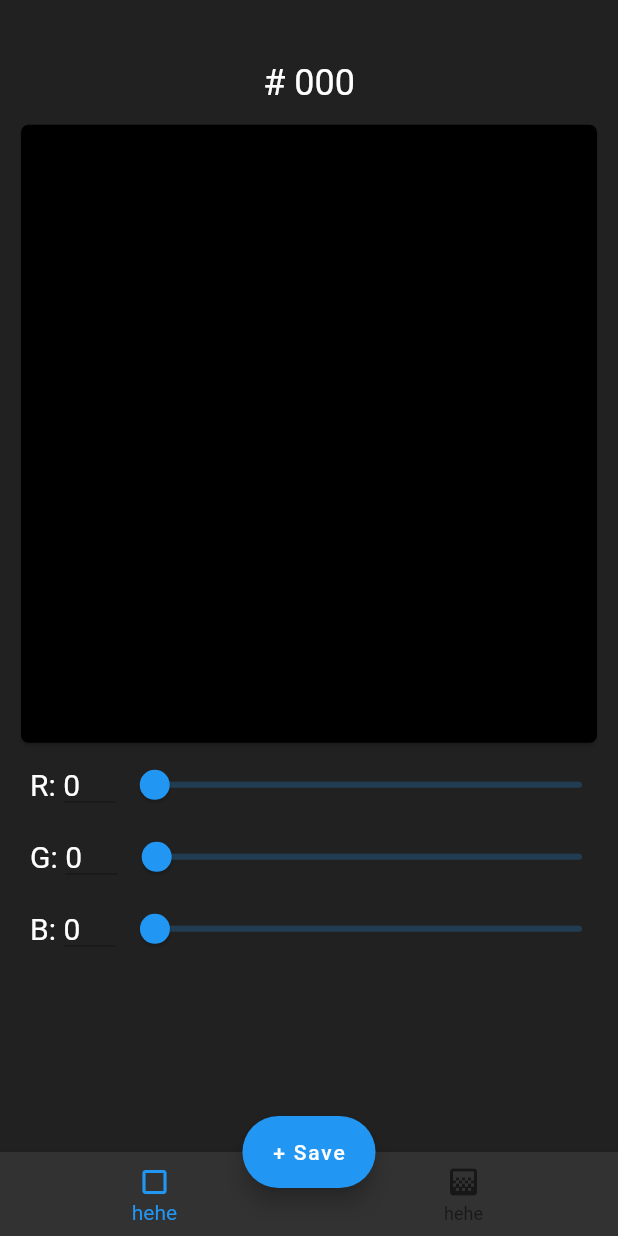
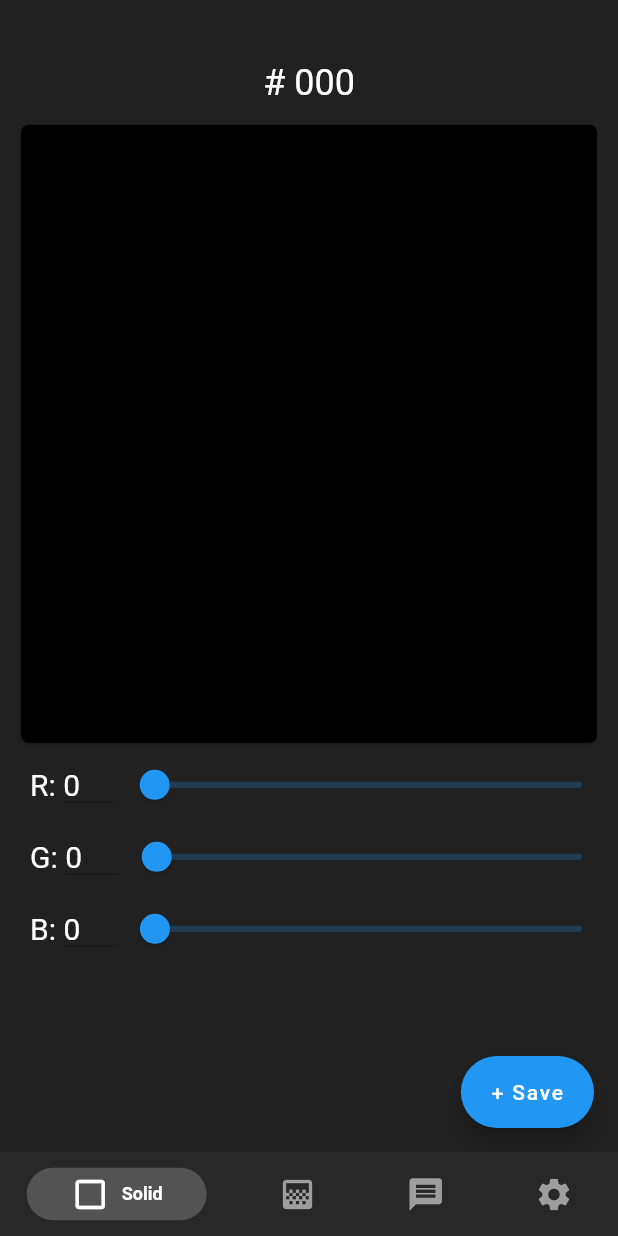
Before and after one commit to aryang117/colorApp, a Flutter app: the screen it shows after launch, on a phone screen of 412 x 824 dp. Run offline on Flutter 3.47's test engine with Material 2 defaults, Android fonts, the phone set to English and light mode, and no system bars; drawn by our look-alikes of persistent_bottom_nav_bar.

Commit message:
added persistent bottom navbar and did some color changes

```diff
--- a/lib/Screens/home.dart
+++ b/lib/Screens/home.dart
@@ -1,17 +1,10 @@
-import 'dart:math';
-
+import 'package:colorApp/Screens/solidColor.dart';
 import 'package:flutter/material.dart';
 
-import 'package:colorApp/Widgets/colorSaveBoxes.dart';
-import 'package:colorApp/Widgets/ColorDisplay.dart';
-import 'package:colorApp/Widgets/colorCodeDisplay.dart';
-import 'package:colorApp/Widgets/colorSlider.dart';
-
-ValueNotifier<int> red = ValueNotifier<int>(0);
-ValueNotifier<int> green = ValueNotifier<int>(0);
-ValueNotifier<int> blue = ValueNotifier<int>(0);
-
-//TODO: SaveBoxes should now appear in a modal sheet - done
+import 'package:persistent_bottom_nav_bar/models/persisten-bottom-nav-item.widget.dart';
+import 'package:persistent_bottom_nav_bar/models/persistent-bottom-nav-bar-styles.widget.dart';
+import 'package:persistent_bottom_nav_bar/models/persistent-nav-bar-scaffold.widget.dart';
+import 'package:persistent_bottom_nav_bar/persistent-tab-view.widget.dart';
 
 class Home extends StatefulWidget {
   @override
@@ -22,75 +15,74 @@ class _HomeState extends State<Home> {
   int i = 0;
   int abc = 0xff212121;
 
+  PersistentTabController _controller;
+
+  @override
+  void initState() {
+    super.initState();
+    _controller = PersistentTabController(initialIndex: 0);
+  }
+
+  List<Widget> _buildScreens() {
+    return [
+      SolidColor(),
+      SolidColor(),
+      SolidColor(),
+      SolidColor(),
+    ];
+  }
+
+  List<PersistentBottomNavBarItem> _navBarsItems() {
+    return [
+      PersistentBottomNavBarItem(
+        icon: Icon(Icons.check_box_outline_blank),
+        title: ("Solid"),
+        activeColor: Colors.white,
+        inactiveColor: Colors.grey,
+        isTranslucent: false,
+      ),
+      PersistentBottomNavBarItem(
+        icon: Icon(Icons.gradient),
+        title: ("Gradient"),
+        activeColor: Colors.white,
+        inactiveColor: Colors.grey,
+        isTranslucent: false,
+      ),
+      PersistentBottomNavBarItem(
+        icon: Icon(Icons.message),
+        title: ("UI"),
+        activeColor: Colors.white,
+        inactiveColor: Colors.grey,
+        isTranslucent: false,
+      ),
+      PersistentBottomNavBarItem(
+        icon: Icon(Icons.settings),
+        title: ("Settings"),
+        activeColor: Colors.white,
+        inactiveColor: Colors.grey,
+        isTranslucent: false,
+      ),
+    ];
+  }
+
   @override
   Widget build(BuildContext context) {
-    double screenheight = MediaQuery.of(context).size.height;
-
-    void _onFABPressed() {
-      showModalBottomSheet(
-        context: context,
-        builder: (context) {
-          return Container(
-              color: Color(0xff212121),
-              padding: EdgeInsets.fromLTRB(20, 20, 20, 0),
-              child: ColorSaveBoxesList(i: 4));
+    return PersistentTabView(
+        controller: _controller,
+        screens: _buildScreens(),
+        items:
+            _navBarsItems(), // Redundant here but defined to demonstrate for other than custom style
+        confineInSafeArea: true,
+        showElevation: true,
+        backgroundColor: Color(0xff282828),
+        handleAndroidBackButtonPress: true,
+        onItemSelected: (int) {
+          setState(
+              () {}); // This is required to update the nav bar if Android back button is pressed
         },
-      );
-    }
-
-    return ValueListenableBuilder(
-        valueListenable: green,
-        child: null,
-        builder: (context, int green, child) {
-          return ValueListenableBuilder(
-              valueListenable: blue,
-              child: null,
-              builder: (context, int blue, child) {
-                return ValueListenableBuilder(
-                    valueListenable: red,
-                    child: null,
-                    builder: (context, int red, child) {
-                      return Scaffold(
-                        backgroundColor: Color(abc),
-                        body: SingleChildScrollView(
-                          child: Column(children: <Widget>[
-                            Container(
-                              padding: new EdgeInsets.fromLTRB(
-                                  0, screenheight * 0.05, 0, 0),
-                              child: ColorCode(
-                                red: red,
-                                green: green,
-                                blue: blue,
-                              ),
-                            ),
-                            ColorDisplay(red: red, blue: blue, green: green),
-                            ColorSliders(),
-                          ]),
-                        ),
-                        floatingActionButtonLocation:
-                            FloatingActionButtonLocation.centerDocked,
-                        floatingActionButton: FloatingActionButton.extended(
-                          label: Text('+ Save'),
-                          onPressed: () => _onFABPressed(),
-                          tooltip: 'Add Save Box',
-                        ),
-                        bottomNavigationBar: BottomNavigationBar(
-                          elevation: 8,
-                          backgroundColor: Color(0xff323232),
-                          items: [
-                            BottomNavigationBarItem(
-                              icon: Icon(Icons.crop_square),
-                              title: Text('hehe'),
-                            ),
-                            BottomNavigationBarItem(
-                              icon: Icon(Icons.gradient),
-                              title: Text('hehe'),
-                            ),
-                          ],
-                        ),
-                      );
-                    });
-              });
-        });
+        itemCount: 4,
+        navBarStyle:
+            NavBarStyle.style1 // Choose the nav bar style with this property
+        );
   }
 }
--- a/lib/Widgets/colorSlider.dart
+++ b/lib/Widgets/colorSlider.dart
@@ -1,6 +1,6 @@
 import 'package:flutter/material.dart';
 
-import 'package:colorApp/Screens/home.dart';
+import 'package:colorApp/Screens/solidColor.dart';
 
 TextStyle formStyle = new TextStyle(fontSize: 20, color: Colors.white);
 
--- a/pubspec.yaml
+++ b/pubspec.yaml
@@ -23,6 +23,7 @@ environment:
 dependencies:
   flutter:
     sdk: flutter
+  persistent_bottom_nav_bar: ^1.5.5
 
 
   # The following adds the Cupertino Icons font to your application.
```
Also changed, not shown: pubspec.lock, 1 other file.
